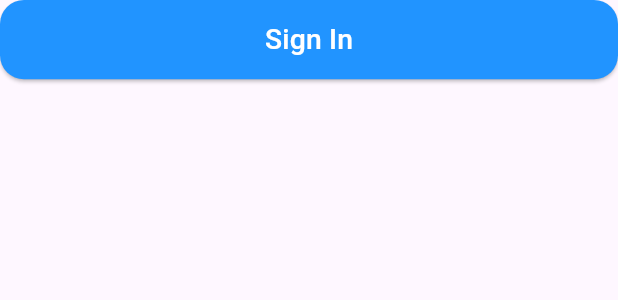
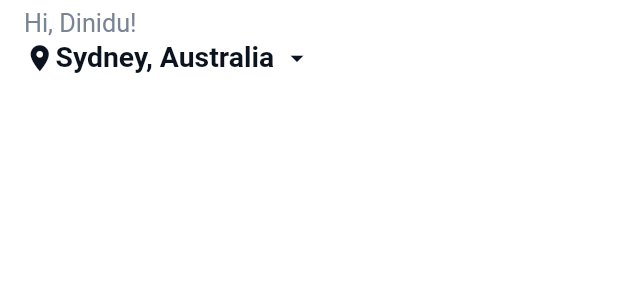
Before and after one commit to ChanukaHasaranga/easy_travel, a Flutter app: what pagebuttons() shows on an empty page, opened directly, after a tap on "Sign In", on a phone screen of 412 x 824 dp. Shown: the top 300 px of the screen. Run offline on Flutter 3.47's test engine with Material 3 defaults, Android fonts, the phone set to English and light mode, and no system bars; our stand-ins replace firebase_core, percent_indicator; accounts and stored records are empty.

Commit message:
home page creating

```diff
--- a/lib/const/my_color.dart
+++ b/lib/const/my_color.dart
@@ -13,6 +13,9 @@ class MyColors {
   static const Color remembercolour=Color(0xff798494);
   static const Color forgetpassword=Color(0xff2194FF);
   static const Color dividercolour=Color(0xffC5C5C5);
+    static const Color location=Color(0xff0B131E);
+
+
 
 
 
--- a/lib/const/pagebuttons.dart
+++ b/lib/const/pagebuttons.dart
@@ -1,4 +1,5 @@
 import 'package:easy_travel/const/my_color.dart';
+import 'package:easy_travel/homepage.dart';
 import 'package:flutter/material.dart';
 
 class pagebuttons extends StatefulWidget {
@@ -24,7 +25,9 @@ class _pagebuttonsState extends State<pagebuttons> {
         fixedSize: Size(width, height/15.6)
       ),
       onPressed:() {
-
+      Navigator.of(context).push(MaterialPageRoute(builder:(context) {
+        return homepage();
+      },));
       },
           child:Text(widget.txt,style: TextStyle(color:MyColors.white,fontSize:width/21.8),)
     );
--- /dev/null
+++ b/lib/homepage.dart
@@ -0,0 +1,44 @@
+import 'package:easy_travel/const/my_color.dart';
+import 'package:flutter/material.dart';
+
+class homepage extends StatefulWidget {
+  const homepage({super.key});
+
+  @override
+  State<homepage> createState() => _homepageState();
+}
+
+class _homepageState extends State<homepage> {
+  @override
+  Widget build(BuildContext context) {
+    double height=MediaQuery.of(context).size.height;
+    double width=MediaQuery.of(context).size.width;
+    return Scaffold(
+      backgroundColor: MyColors.white,
+      appBar: AppBar(
+          automaticallyImplyLeading: false,
+          backgroundColor: Colors.transparent,
+          title: Column(
+            mainAxisAlignment: MainAxisAlignment.start,
+            crossAxisAlignment: CrossAxisAlignment.start,
+            children: [
+                 Text("Hi, Dinidu!",style: TextStyle(color: MyColors.remembercolour,fontSize:width/24.5),),
+                 Row(
+                  mainAxisAlignment: MainAxisAlignment.start,
+                  children: [
+                    Icon(Icons.location_on,size: width/19.6,color: MyColors.location,),
+                    Text("Sydney, Australia ",style: TextStyle(color: MyColors.location,fontSize:width/21.8,fontWeight: FontWeight.bold),),
+                    Icon(Icons.arrow_drop_down,size: width/19.6,color: MyColors.location,),
+
+
+                 ],)
+
+
+            ],
+          ),
+
+         ),
+
+    );
+  }
+}
--- a/pubspec.yaml
+++ b/pubspec.yaml
@@ -36,6 +36,10 @@ dependencies:
   # Use with the CupertinoIcons class for iOS style icons.
   cupertino_icons: ^1.0.6
   percent_indicator: ^4.2.3
+  firebase_core: ^2.30.1
+  firebase_storage: ^11.7.4
+  cloud_firestore: ^4.17.2
+  firebase_auth: ^4.19.4
 
 dev_dependencies:
   flutter_test:
```
Also changed, not shown: lib/firebase_options.dart (added), pubspec.lock, 8 other files.
